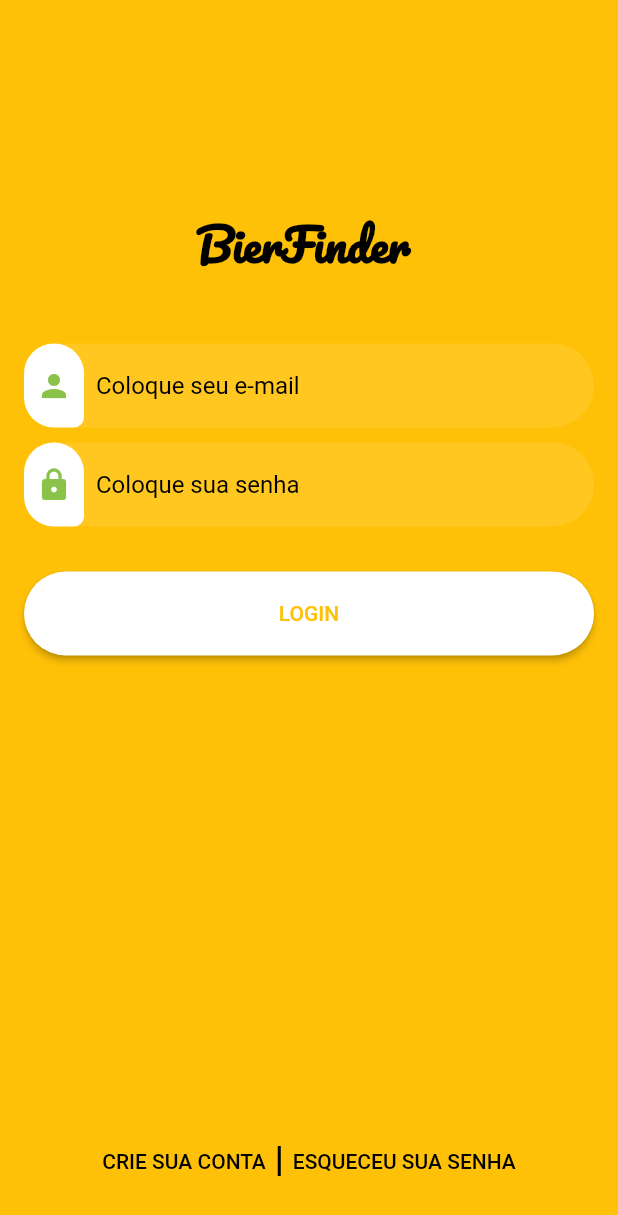
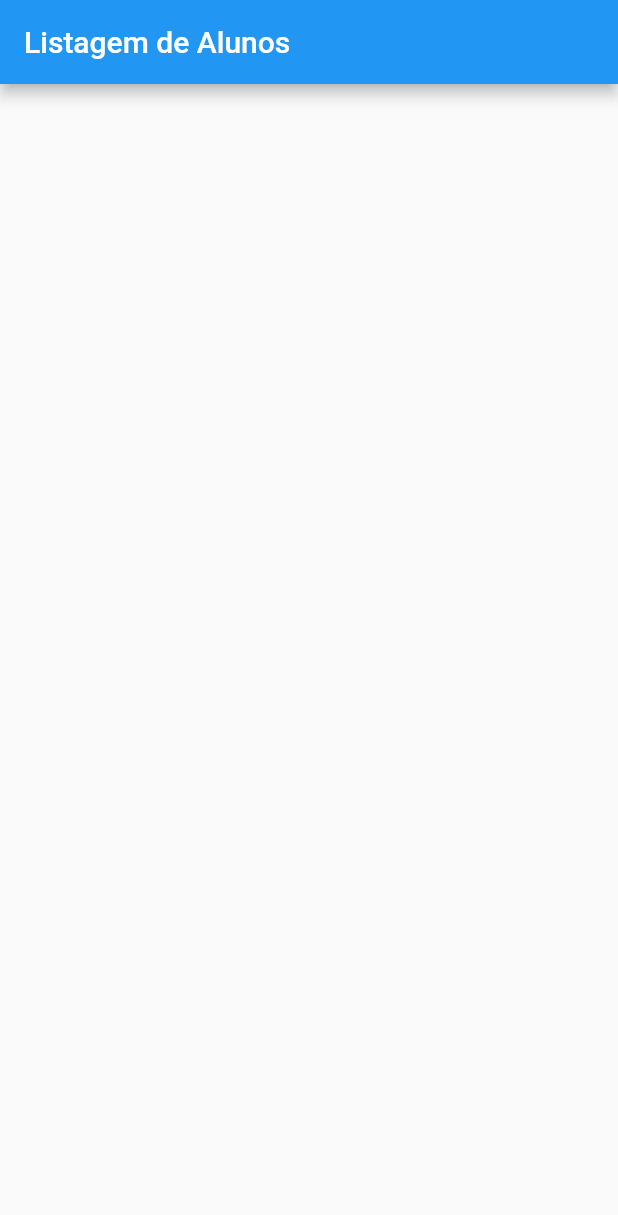
Before and after one commit to allanescher/bierfinder, a Flutter app: the screen it shows after launch, after a tap on "CRIE SUA CONTA", on a phone screen of 412 x 824 dp. Shown: the top 1215 px of the screen. Run offline on Flutter 3.47's test engine with Material 2 defaults, Android fonts, the phone set to English and light mode, and no system bars; our stand-ins replace get.

Commit message:
add crieConta

```diff
--- /dev/null
+++ b/lib/CrieConta/CrieConta.dart
@@ -0,0 +1,38 @@
+import 'package:flutter/material.dart';
+
+class CrieConta extends StatelessWidget {
+  const CrieConta({Key? key}) : super(key: key);
+
+    @override
+  Widget build(BuildContext context) {
+    return MaterialApp(
+      title: 'Cadastro de Alunos',
+      theme: ThemeData(
+
+        primarySwatch: Colors.blue,
+        visualDensity: VisualDensity.adaptivePlatformDensity
+      ),
+      home: const MyHomePage(title: 'Listagem de Alunos'),
+    );
+  }
+}
+
+class MyHomePage extends StatefulWidget {
+  const MyHomePage({Key? key, required this.title}) : super(key: key);
+
+  final String title;
+
+  @override
+  State<MyHomePage> createState() => _MyHomePageState();
+}
+
+class _MyHomePageState extends State<MyHomePage> {
+  @override
+  Widget build(BuildContext context) {
+    return Scaffold(
+      appBar: AppBar(
+        title: Text(widget.title),
+      ),
+    );
+  }
+}
--- a/lib/LoginPage/LoginPage.dart
+++ b/lib/LoginPage/LoginPage.dart
@@ -121,7 +121,9 @@ class LoginPage extends StatelessWidget {
                 children: <Widget>[
                   TextButton(
                       style: TextButton.styleFrom(primary: Colors.black),
-                      onPressed: () {},
+                      onPressed: () {
+                        Get.toNamed('/crieconta');
+                      },
                       child: Text("Crie sua conta".toUpperCase())),
                   Container(color: Colors.black, width: 2.0, height: 20.0),
                   TextButton(
--- a/lib/main.dart
+++ b/lib/main.dart
@@ -1,3 +1,4 @@
+import 'package:bierfinder/CrieConta/CrieConta.dart';
 import 'package:bierfinder/LoginPage/LoginPage.dart';
 import 'package:flutter/material.dart';
 import 'package:get/get.dart';
@@ -22,6 +23,11 @@ class MyApp extends StatelessWidget {
           name: '/home',
           page: () => HomePage()
         ,)*/
+        GetPage(
+          name: '/crieconta',
+          page: () => CrieConta(),
+          ),
+
       ],
     );
   }
```
Also changed, not shown: pubspec.lock.
